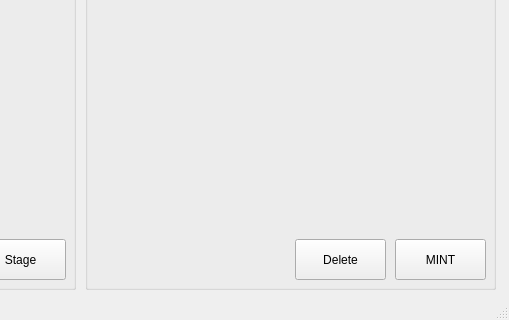
The window that nft_creator_gui/GuiV2.ui (wkler/ERC721-ERC-20-Token-Minter) describes before a commit, drawn with Qt 5; both pictures show x 345 to 854 and y 160 to 480 of the 854 by 480 pixel window.
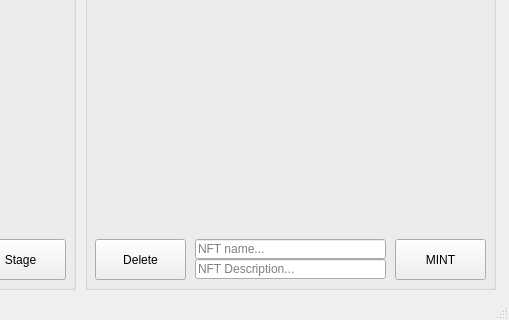
The same window after the commit.

What changed in the file:
```diff
--- a/nft_creator_gui/GuiV2.ui
+++ b/nft_creator_gui/GuiV2.ui
@@ -172,7 +172,7 @@
     <widget class="QPushButton" name="deleteButton">
      <property name="geometry">
       <rect>
-       <x>210</x>
+       <x>10</x>
        <y>370</y>
        <width>91</width>
        <height>41</height>
@@ -182,6 +182,35 @@
       <string>Delete</string>
      </property>
     </widget>
+    <widget class="QLineEdit" name="nameInputBox">
+     <property name="geometry">
+      <rect>
+       <x>110</x>
+       <y>370</y>
+       <width>191</width>
+       <height>20</height>
+      </rect>
+     </property>
+     <property name="placeholderText">
+      <string>NFT name...</string>
+     </property>
+    </widget>
+    <widget class="QLineEdit" name="descriptionInputBox">
+     <property name="geometry">
+      <rect>
+       <x>110</x>
+       <y>390</y>
+       <width>191</width>
+       <height>20</height>
+      </rect>
+     </property>
+     <property name="text">
+      <string/>
+     </property>
+     <property name="placeholderText">
+      <string>NFT Description...</string>
+     </property>
+    </widget>
    </widget>
   </widget>
   <widget class="QStatusBar" name="statusbar"/>
```
Left out of the diff: 4 changed lines with no effect on the pictures.
